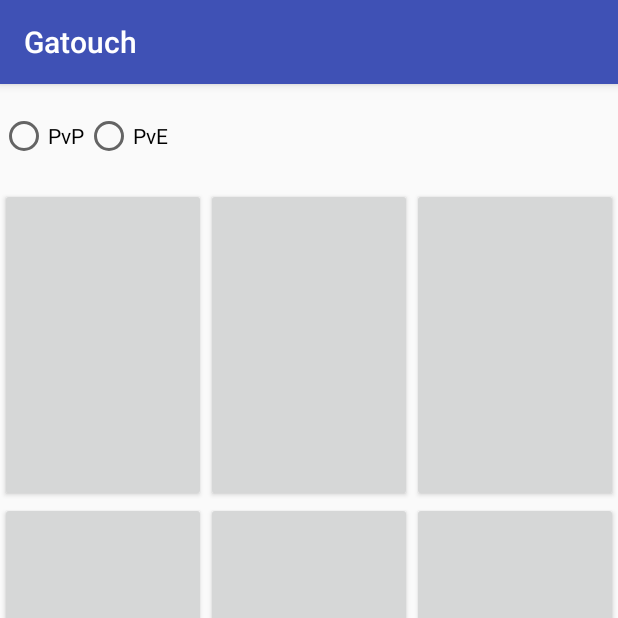
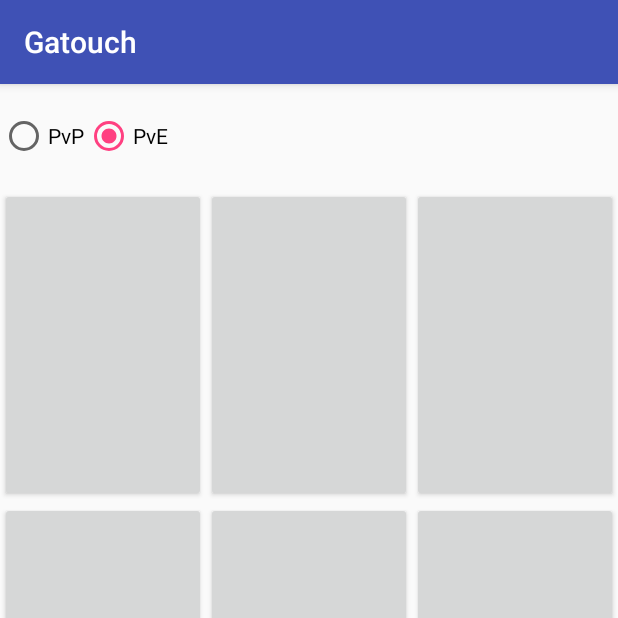
Before and after one commit to CoreMazter/Gatouch, an Android app: the screen it shows after launch (MainActivity), on a phone screen of 412 x 824 dp, the top half of it. Run offline under Robolectric (Android 15) with nearby library versions, the phone set to English and light mode, and no system bars.

```diff
--- a/app/src/main/res/layout/activity_main.xml
+++ b/app/src/main/res/layout/activity_main.xml
@@ -13,12 +13,16 @@
             android:id="@+id/pvp"
             android:layout_width="wrap_content"
             android:layout_height="match_parent"
-            android:text="PvP"/>
+            android:text="PvP"
+            android:onClick="option"
+            android:checked="false"/>
         <RadioButton
             android:id="@+id/pve"
             android:layout_width="wrap_content"
             android:layout_height="match_parent"
-            android:text="PvE"/>
+            android:text="PvE"
+            android:onClick="option"
+            android:checked="true"/>
     </RadioGroup>
     <LinearLayout
         android:layout_width="match_parent"
```
